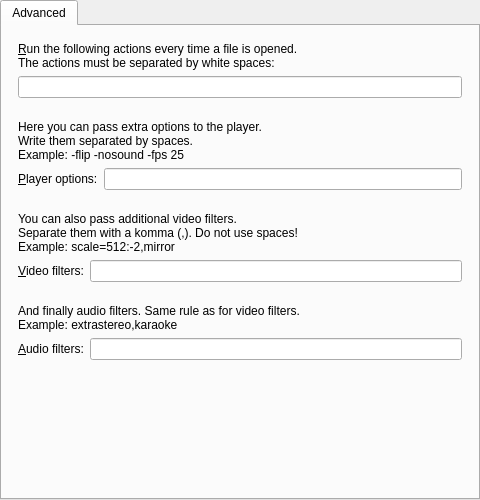
Qt form src/gui/pref/advanced.ui (wilbert2000/wzplayer) before a commit.
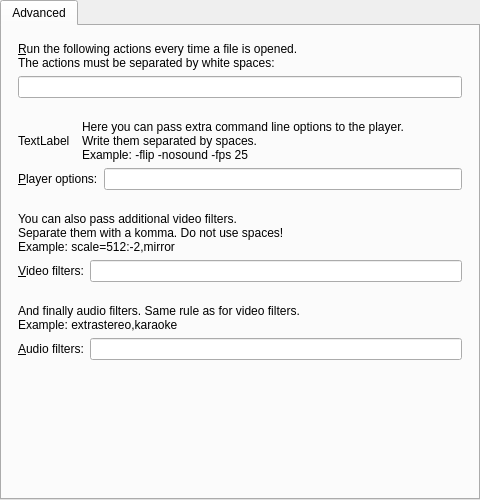
The same form after that commit.

Commit message: Add icon to advanced page, remove icon from subs section

What changed in the file:
```diff
--- a/src/gui/pref/advanced.ui
+++ b/src/gui/pref/advanced.ui
@@ -52,9 +52,27 @@
         </layout>
        </item>
        <item>
+        <layout class="QHBoxLayout" name="horizontalLayout">
+         <property name="spacing">
+          <number>12</number>
+         </property>
+         <item>
+          <widget class="QLabel" name="icon_label">
+           <property name="text">
+            <string notr="true">TextLabel</string>
+           </property>
+          </widget>
+         </item>
+         <item>
         <widget class="QLabel" name="options_info_label">
+           <property name="sizePolicy">
+            <sizepolicy hsizetype="Expanding" vsizetype="Preferred">
+             <horstretch>0</horstretch>
+             <verstretch>0</verstretch>
+            </sizepolicy>
+           </property>
          <property name="text">
-          <string>Here you can pass extra options to the player.
+            <string>Here you can pass extra command line options to the player.
 Write them separated by spaces.
 Example: -flip -nosound -fps 25</string>
          </property>
@@ -66,6 +84,8 @@
          </property>
         </widget>
        </item>
+        </layout>
+       </item>
        <item>
         <layout class="QHBoxLayout">
          <property name="leftMargin">
@@ -102,7 +122,7 @@
         <widget class="QLabel" name="textLabel4_2">
          <property name="text">
           <string>You can also pass additional video filters.
-Separate them with a komma (,). Do not use spaces!
+Separate them with a komma. Do not use spaces!
 Example: scale=512:-2,mirror</string>
          </property>
          <property name="alignment">
```
Lines whose indentation alone changed are shown as unchanged. The commit also changes 3 other files.
